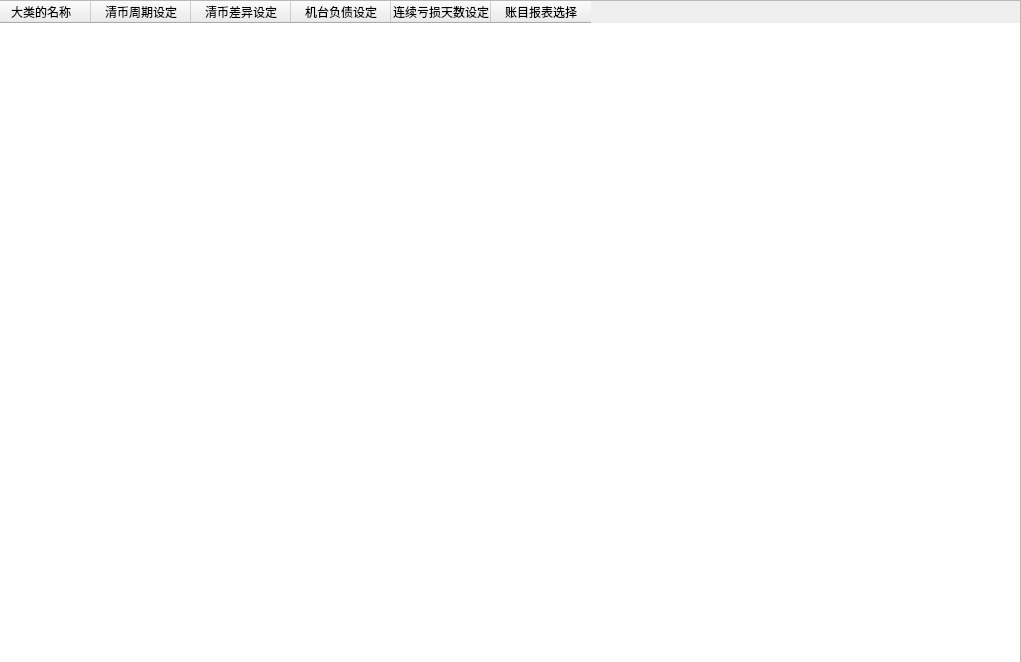
The window that UiFiles/TassetSetupViewItemTable.ui (adamgliea/TentertainmentManagement) describes before a commit, drawn with Qt 5.
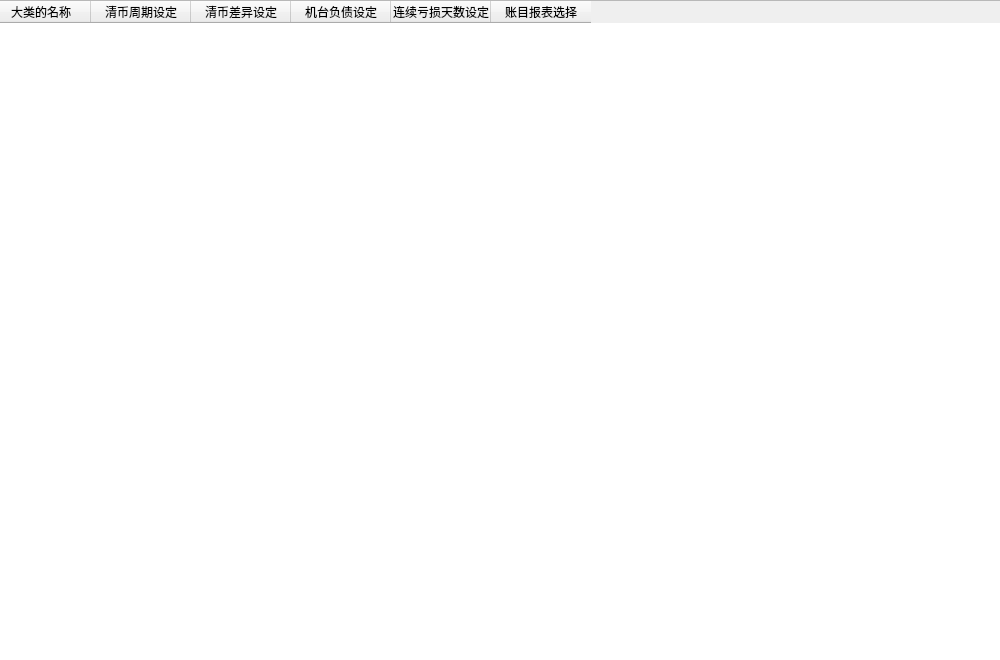
The same window after the commit.

The edit to the form file:
```diff
--- a/UiFiles/TassetSetupViewItemTable.ui
+++ b/UiFiles/TassetSetupViewItemTable.ui
@@ -6,8 +6,8 @@
    <rect>
     <x>0</x>
     <y>0</y>
-    <width>1021</width>
-    <height>662</height>
+    <width>1000</width>
+    <height>660</height>
    </rect>
   </property>
   <property name="windowTitle">
```
